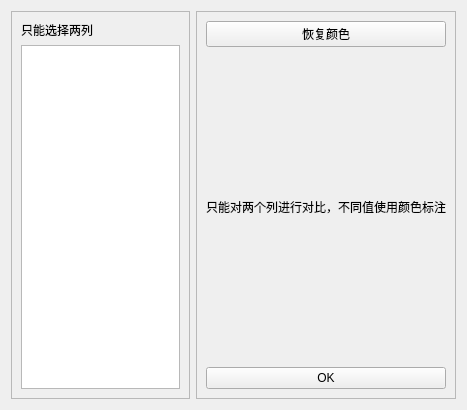
This is SciTools2/popup/clean/uipy/compare_columns.ui in xihuyu20000/learn-python as Qt 5 draws it before an edit. The edited form follows.
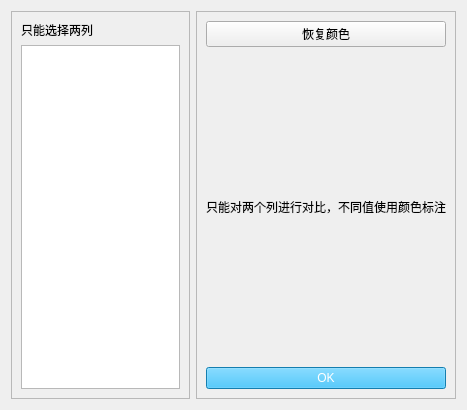
This is the edited form.

```diff
--- a/SciTools2/popup/clean/uipy/compare_columns.ui
+++ b/SciTools2/popup/clean/uipy/compare_columns.ui
@@ -65,6 +65,9 @@
       </item>
       <item>
        <widget class="QPushButton" name="btn_ok">
+        <property name="styleSheet">
+         <string notr="true">color: rgb(255, 255, 255); background-color: rgb(28, 177, 245);</string>
+        </property>
         <property name="text">
          <string>OK</string>
         </property>
```
